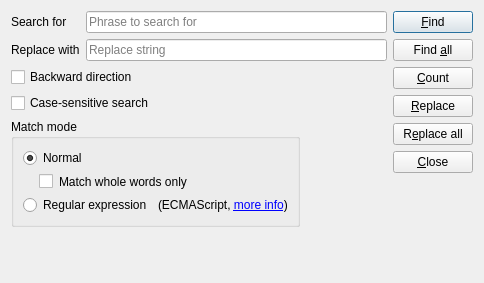
This is src/gui/dialogs/formfindreplace.ui in martinrotter/textosaurus as Qt 5 draws it before an edit. The edited form follows.
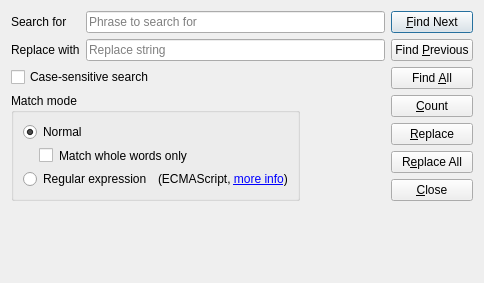
This is the edited form. Custom widgets are drawn as their Qt base class.

Commit message: Title case fixed, upload to hastebin.

```diff
--- a/src/gui/dialogs/formfindreplace.ui
+++ b/src/gui/dialogs/formfindreplace.ui
@@ -14,150 +14,7 @@
    <string>Find and replace</string>
   </property>
   <layout class="QGridLayout" name="gridLayout_2">
-   <item row="5" column="0" colspan="3">
-    <widget class="QLabel" name="m_lblResult">
-     <property name="text">
-      <string/>
-     </property>
-    </widget>
-   </item>
-   <item row="0" column="0" colspan="2">
-    <layout class="QFormLayout" name="formLayout">
-     <item row="0" column="0">
-      <widget class="QLabel" name="m_lblSearch">
-       <property name="text">
-        <string>Search for</string>
-       </property>
-       <property name="buddy">
-        <cstring>m_txtSearchPhrase</cstring>
-       </property>
-      </widget>
-     </item>
-     <item row="0" column="1">
-      <widget class="BaseLineEdit" name="m_txtSearchPhrase">
-       <property name="placeholderText">
-        <string>Phrase to search for</string>
-       </property>
-      </widget>
-     </item>
-     <item row="1" column="0">
-      <widget class="QLabel" name="m_lblReplace">
-       <property name="text">
-        <string>Replace with</string>
-       </property>
-       <property name="buddy">
-        <cstring>m_txtReplaceString</cstring>
-       </property>
-      </widget>
-     </item>
-     <item row="1" column="1">
-      <widget class="QLineEdit" name="m_txtReplaceString">
-       <property name="placeholderText">
-        <string>Replace string</string>
-       </property>
-      </widget>
-     </item>
-    </layout>
-   </item>
-   <item row="4" column="0">
-    <spacer name="verticalSpacer_2">
-     <property name="orientation">
-      <enum>Qt::Vertical</enum>
-     </property>
-     <property name="sizeHint" stdset="0">
-      <size>
-       <width>20</width>
-       <height>42</height>
-      </size>
-     </property>
-    </spacer>
-   </item>
-   <item row="3" column="1" rowspan="2">
-    <spacer name="horizontalSpacer">
-     <property name="orientation">
-      <enum>Qt::Horizontal</enum>
-     </property>
-     <property name="sizeHint" stdset="0">
-      <size>
-       <width>40</width>
-       <height>20</height>
-      </size>
-     </property>
-    </spacer>
-   </item>
-   <item row="2" column="0" colspan="2">
-    <widget class="QCheckBox" name="m_checkCaseSensitiveSearch">
-     <property name="styleSheet">
-      <string notr="true"/>
-     </property>
-     <property name="text">
-      <string>Case-sensitive search</string>
-     </property>
-    </widget>
-   </item>
-   <item row="0" column="2" rowspan="5">
-    <layout class="QVBoxLayout" name="verticalLayout">
-     <property name="sizeConstraint">
-      <enum>QLayout::SetFixedSize</enum>
-     </property>
-     <item>
-      <widget class="QPushButton" name="m_btnFindNext">
-       <property name="text">
-        <string>&amp;Find</string>
-       </property>
-      </widget>
-     </item>
-     <item>
-      <widget class="QPushButton" name="m_btnFindAll">
-       <property name="text">
-        <string>Find &amp;all</string>
-       </property>
-      </widget>
-     </item>
-     <item>
-      <widget class="QPushButton" name="m_btnCount">
-       <property name="text">
-        <string>&amp;Count</string>
-       </property>
-      </widget>
-     </item>
-     <item>
-      <widget class="QPushButton" name="m_btnReplaceNext">
-       <property name="text">
-        <string>&amp;Replace</string>
-       </property>
-      </widget>
-     </item>
-     <item>
-      <widget class="QPushButton" name="m_btnReplaceAll">
-       <property name="text">
-        <string>R&amp;eplace all</string>
-       </property>
-      </widget>
-     </item>
-     <item>
-      <widget class="QPushButton" name="m_btnClose">
-       <property name="text">
-        <string>&amp;Close</string>
-       </property>
-      </widget>
-     </item>
-     <item>
-      <spacer name="verticalSpacer">
-       <property name="orientation">
-        <enum>Qt::Vertical</enum>
-       </property>
-       <property name="sizeHint" stdset="0">
-        <size>
-         <width>20</width>
-         <height>40</height>
-        </size>
-       </property>
-      </spacer>
-     </item>
-    </layout>
-   </item>
-   <item row="3" column="0">
+   <item row="2" column="0">
     <widget class="QGroupBox" name="groupBox">
      <property name="title">
       <string>Match mode</string>
@@ -210,13 +67,156 @@
      </layout>
     </widget>
    </item>
-   <item row="1" column="0">
-    <widget class="QCheckBox" name="m_checkReverse">
+   <item row="0" column="2" rowspan="4">
+    <layout class="QVBoxLayout" name="verticalLayout">
+     <property name="sizeConstraint">
+      <enum>QLayout::SetFixedSize</enum>
+     </property>
+     <item>
+      <widget class="QPushButton" name="m_btnFindNext">
+       <property name="text">
+        <string>&amp;Find Next</string>
+       </property>
+      </widget>
+     </item>
+     <item>
+      <widget class="QPushButton" name="m_btnFindPrevious">
+       <property name="text">
+        <string>Find &amp;Previous</string>
+       </property>
+      </widget>
+     </item>
+     <item>
+      <widget class="QPushButton" name="m_btnFindAll">
+       <property name="text">
+        <string>Find &amp;All</string>
+       </property>
+      </widget>
+     </item>
+     <item>
+      <widget class="QPushButton" name="m_btnCount">
+       <property name="text">
+        <string>&amp;Count</string>
+       </property>
+      </widget>
+     </item>
+     <item>
+      <widget class="QPushButton" name="m_btnReplaceNext">
+       <property name="text">
+        <string>&amp;Replace</string>
+       </property>
+      </widget>
+     </item>
+     <item>
+      <widget class="QPushButton" name="m_btnReplaceAll">
+       <property name="text">
+        <string>R&amp;eplace All</string>
+       </property>
+      </widget>
+     </item>
+     <item>
+      <widget class="QPushButton" name="m_btnClose">
+       <property name="text">
+        <string>&amp;Close</string>
+       </property>
+      </widget>
+     </item>
+     <item>
+      <spacer name="verticalSpacer">
+       <property name="orientation">
+        <enum>Qt::Vertical</enum>
+       </property>
+       <property name="sizeHint" stdset="0">
+        <size>
+         <width>20</width>
+         <height>40</height>
+        </size>
+       </property>
+      </spacer>
+     </item>
+    </layout>
+   </item>
+   <item row="4" column="0" colspan="3">
+    <widget class="QLabel" name="m_lblResult">
      <property name="text">
-      <string>Backward direction</string>
+      <string/>
      </property>
     </widget>
    </item>
+   <item row="1" column="0" colspan="2">
+    <widget class="QCheckBox" name="m_checkCaseSensitiveSearch">
+     <property name="styleSheet">
+      <string notr="true"/>
+     </property>
+     <property name="text">
+      <string>Case-sensitive search</string>
+     </property>
+    </widget>
+   </item>
+   <item row="3" column="0">
+    <spacer name="verticalSpacer_2">
+     <property name="orientation">
+      <enum>Qt::Vertical</enum>
+     </property>
+     <property name="sizeHint" stdset="0">
+      <size>
+       <width>20</width>
+       <height>42</height>
+      </size>
+     </property>
+    </spacer>
+   </item>
+   <item row="2" column="1" rowspan="2">
+    <spacer name="horizontalSpacer">
+     <property name="orientation">
+      <enum>Qt::Horizontal</enum>
+     </property>
+     <property name="sizeHint" stdset="0">
+      <size>
+       <width>40</width>
+       <height>20</height>
+      </size>
+     </property>
+    </spacer>
+   </item>
+   <item row="0" column="0" colspan="2">
+    <layout class="QFormLayout" name="formLayout">
+     <item row="0" column="0">
+      <widget class="QLabel" name="m_lblSearch">
+       <property name="text">
+        <string>Search for</string>
+       </property>
+       <property name="buddy">
+        <cstring>m_txtSearchPhrase</cstring>
+       </property>
+      </widget>
+     </item>
+     <item row="0" column="1">
+      <widget class="BaseLineEdit" name="m_txtSearchPhrase">
+       <property name="placeholderText">
+        <string>Phrase to search for</string>
+       </property>
+      </widget>
+     </item>
+     <item row="1" column="0">
+      <widget class="QLabel" name="m_lblReplace">
+       <property name="text">
+        <string>Replace with</string>
+       </property>
+       <property name="buddy">
+        <cstring>m_txtReplaceString</cstring>
+       </property>
+      </widget>
+     </item>
+     <item row="1" column="1">
+      <widget class="QLineEdit" name="m_txtReplaceString">
+       <property name="placeholderText">
+        <string>Replace string</string>
+       </property>
+      </widget>
+     </item>
+    </layout>
+   </item>
   </layout>
  </widget>
  <customwidgets>
```
Left out of the diff: 12 changed lines with no effect on the pictures. The commit also changes 13 other files.
